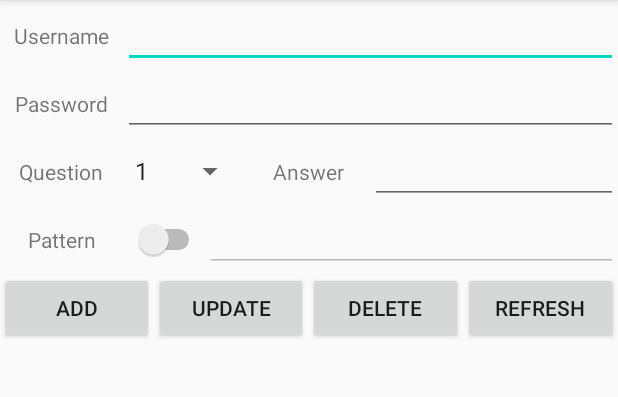
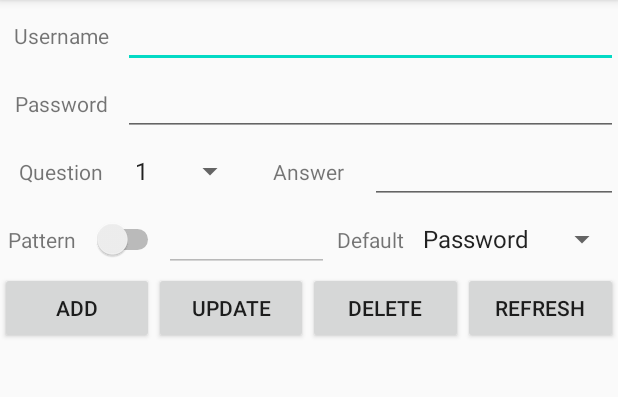
Before and after one commit to OohooBookkeeper/bookkeeper, an Android app: the screen it shows after launch (MainActivity), after a tap on "UPDATE", on a phone screen of 412 x 824 dp, the part 84-481 px from its top. Run offline under Robolectric (Android 15) with nearby library versions, the phone set to English and light mode, and no system bars.

Commit message:
New field "defaultlogin"; modified the constructor interface; defined some constants

```diff
--- a/app/src/main/java/com/example/oohoobkk/AccountHelper.java
+++ b/app/src/main/java/com/example/oohoobkk/AccountHelper.java
@@ -5,22 +5,25 @@ import android.content.Context;
 import android.database.Cursor;
 import android.database.sqlite.SQLiteDatabase;
 import android.database.sqlite.SQLiteOpenHelper;
-import android.widget.Toast;
 
 public class AccountHelper extends SQLiteOpenHelper {
     public static final String CREATE = "create table Account(id integer primary key autoincrement, " +
             "username text, password text, question integer, answer text, " +
-            "patternenabled integer, pattern text)";
+            "patternenabled integer, pattern text, defaultlogin integer default 1)";
     private Context aContext;
+    private static final int version = 2;
+    public static final int KEEP = 0; // 用于question和defaultlogin字段的更新操作，说明这两个字段不更新
+    public static final int PASSWD = 1; // 用于defaultlogin字段，表示默认用密码登录
+    public static final int PATTERN = 2; // 用于defaultlogin字段，表示默认用图形密码登录
 
     // 当前数据库版本为1，请传入1
-    public AccountHelper(Context context, String name, SQLiteDatabase.CursorFactory factory, int version) {
-        super(context, name, factory, version);
+    public AccountHelper(Context context, String name) {
+        super(context, name, null, version);
         aContext = context;
     }
 
     // 添加一条记录到账号数据库中，注册时调用
-    public void signup(String username, String password, int question, String answer, int patternEnabled, String pattern) {
+    public void signup(String username, String password, int question, String answer, int patternEnabled, String pattern, int defaultlogin) {
         SQLiteDatabase db = this.getWritableDatabase();
         ContentValues values = new ContentValues();
         values.put("username", username);
@@ -29,6 +32,7 @@ public class AccountHelper extends SQLiteOpenHelper {
         values.put("answer", answer);
         values.put("patternenabled", patternEnabled);
         values.put("pattern", pattern);
+        values.put("defaultlogin", defaultlogin);
         db.insert("Account", null, values);
     }
 
@@ -39,13 +43,13 @@ public class AccountHelper extends SQLiteOpenHelper {
     }
 
     // 修改指定用户名的信息。该方法不会检查username指定的字段是否存在，需先用query方法检查。
-    // 若不想修改某些字段，则password, answer, pattern字段传入null，question字段传入0，patternEnabled字段传入除0和1以外的值
-    public void update(String username, String password, int question, String answer, int patternEnabled, String pattern) {
+    // 若不想修改某些字段，则password, answer, pattern字段传入null，question和defaultlogin字段传入KEEP常量 (0)，patternEnabled字段传入除0和1以外的值
+    public void update(String username, String password, int question, String answer, int patternEnabled, String pattern, int defaultlogin) {
         SQLiteDatabase db = this.getWritableDatabase();
         ContentValues values = new ContentValues();
         if (password != null)
             values.put("password", password);
-        if (question != 0)
+        if (question != this.KEEP)
             values.put("question", question);
         if (answer != null)
             values.put("answer", answer);
@@ -53,6 +57,8 @@ public class AccountHelper extends SQLiteOpenHelper {
             values.put("patternenabled", patternEnabled);
         if (pattern != null)
             values.put("pattern", pattern);
+        if (defaultlogin != this.KEEP)
+            values.put("defaultlogin", defaultlogin);
         db.update("Account", values, "username = ?", new String[] {username});
     }
 
@@ -71,8 +77,8 @@ public class AccountHelper extends SQLiteOpenHelper {
     @Override
     public void onCreate(SQLiteDatabase db) {
         db.execSQL(CREATE);
-        Toast.makeText(aContext, "Database created", Toast.LENGTH_SHORT).show();
     }
     public void onUpgrade(SQLiteDatabase db, int oldVersion, int newVersion) {
+        db.execSQL("alter table Account add defaultlogin integer default 1");
     }
 }
--- a/app/src/main/java/com/example/oohoobkk/MainActivity.java
+++ b/app/src/main/java/com/example/oohoobkk/MainActivity.java
@@ -40,12 +40,13 @@ public class MainActivity extends AppCompatActivity {
     Switch paten;
     RecyclerView list;
     List<String> uList;
+    Spinner sDL;
 
     @Override
     protected void onCreate(Bundle savedInstanceState) {
         super.onCreate(savedInstanceState);
         setContentView(R.layout.activity_main);
-        accountHelper = new AccountHelper(this, "account.db", null, 1);
+        accountHelper = new AccountHelper(this, "account.db");
         pat = findViewById(R.id.txt_pat);
         Button bAdd = findViewById(R.id.btn_add);
         Button bList = findViewById(R.id.btn_list);
@@ -58,6 +59,7 @@ public class MainActivity extends AppCompatActivity {
         paten = findViewById(R.id.switch_p);
         list = findViewById(R.id.lst_all);
         uList = new ArrayList<>();
+        sDL = findViewById(R.id.spinner_dl);
         updateAccounts();
         list.setLayoutManager(new LinearLayoutManager(this));
         list.setAdapter(new AccountAdapter(uList));
@@ -71,12 +73,24 @@ public class MainActivity extends AppCompatActivity {
         bAdd.setOnClickListener(new View.OnClickListener() {
             @Override
             public void onClick(View v) {
+                int defaultlogin;
+                String dl = sDL.getSelectedItem().toString();
+                String passwd = tPwd.getText().toString();
+                String pattern = pat.getText().toString();
+                // 出现意外情况（else）分支，仍将默认方式设为文字密码登录
+                if (dl.equals("Password"))
+                    defaultlogin = AccountHelper.PASSWD;
+                else if (dl.equals("Pattern"))
+                    defaultlogin = AccountHelper.PATTERN;
+                else
+                    defaultlogin = AccountHelper.PASSWD;
                 accountHelper.signup(tUsrn.getText().toString(),
-                        MainActivity.encrypt(tPwd.getText().toString()),
+                        passwd.isEmpty() ? "" : MainActivity.encrypt(passwd),
                         Integer.parseInt(sQuest.getSelectedItem().toString()),
                         tAns.getText().toString(),
                         paten.isChecked() ? 1 : 0,
-                        MainActivity.encrypt(pat.getText().toString())
+                        pattern.isEmpty() ? "" : MainActivity.encrypt(pattern),
+                        defaultlogin
                         );
             }
         });
@@ -96,12 +110,24 @@ public class MainActivity extends AppCompatActivity {
         bUpdate.setOnClickListener(new View.OnClickListener() {
             @Override
             public void onClick(View v) {
+                int defaultlogin;
+                String dl = sDL.getSelectedItem().toString();
+                String passwd = tPwd.getText().toString();
+                String pattern = pat.getText().toString();
+                // 出现意外情况（else）分支，仍将默认方式设为文字密码登录
+                if (dl.equals("Password"))
+                    defaultlogin = AccountHelper.PASSWD;
+                else if (dl.equals("Pattern"))
+                    defaultlogin = AccountHelper.PATTERN;
+                else
+                    defaultlogin = AccountHelper.KEEP;
                 accountHelper.update(tUsrn.getText().toString(),
-                        MainActivity.encrypt(tPwd.getText().toString()),
+                        passwd.isEmpty() ? "" : MainActivity.encrypt(passwd),
                         Integer.parseInt(sQuest.getSelectedItem().toString()),
                         tAns.getText().toString(),
                         paten.isChecked() ? 1 : 0,
-                        MainActivity.encrypt(pat.getText().toString())
+                        pattern.isEmpty() ? "" : MainActivity.encrypt(pattern),
+                        defaultlogin
                         );
             }
         });
@@ -118,13 +144,15 @@ public class MainActivity extends AppCompatActivity {
                 String ans = c.getString(c.getColumnIndex("answer"));
                 int pte = c.getInt(c.getColumnIndex("patternenabled"));
                 String ptn = c.getString(c.getColumnIndex("pattern"));
+                int dlg = c.getInt(c.getColumnIndex("defaultlogin"));
                 List<String> sl = new ArrayList<>();
                 sl.add(usr);
                 sl.add(MainActivity.encrypt(pwd));
                 sl.add(String.valueOf(qst));
                 sl.add(ans);
                 sl.add(String.valueOf(pte));
-                sl.add(MainActivity.encrypt(pwd));
+                sl.add(MainActivity.encrypt(ptn));
+                sl.add(String.valueOf(dlg));
                 uList.add(sl.toString());
             } while (c.moveToNext());
         }
--- a/app/src/main/res/layout/activity_main.xml
+++ b/app/src/main/res/layout/activity_main.xml
@@ -96,7 +96,7 @@
             android:id="@+id/label_p"
             android:layout_width="0dp"
             android:layout_height="wrap_content"
-            android:layout_weight="3"
+            android:layout_weight="2"
             android:textAlignment="center"
             android:text="Pattern"
             />
@@ -113,11 +113,28 @@
             android:id="@+id/txt_pat"
             android:layout_width="0dp"
             android:layout_height="wrap_content"
-            android:layout_weight="10"
+            android:layout_weight="4"
             android:autofillHints=""
             android:enabled="false"
             android:inputType="text"
             tools:ignore="LabelFor" />
+
+
+        <TextView
+            android:id="@+id/label_dl"
+            android:layout_width="0dp"
+            android:layout_height="wrap_content"
+            android:layout_weight="2"
+            android:textAlignment="center"
+            android:text="Default"
+            />
+        <Spinner
+            android:id="@+id/spinner_dl"
+            android:layout_width="0dp"
+            android:layout_height="wrap_content"
+            android:layout_weight="5"
+            android:entries="@array/default_login"
+            android:textAlignment="gravity" />
     </LinearLayout>
     <LinearLayout
         android:layout_width="match_parent"
@@ -147,6 +164,7 @@
             android:layout_weight="1"
             android:text="Refresh" />
     </LinearLayout>
+
     <androidx.recyclerview.widget.RecyclerView
         android:id="@+id/lst_all"
         android:layout_width="match_parent"
--- a/app/src/main/res/values/strings.xml
+++ b/app/src/main/res/values/strings.xml
@@ -10,4 +10,8 @@
         <item>7</item>
         <item>8</item>
     </string-array>
+    <string-array name="default_login">
+        <item>Password</item>
+        <item>Pattern</item>
+    </string-array>
 </resources>
```
